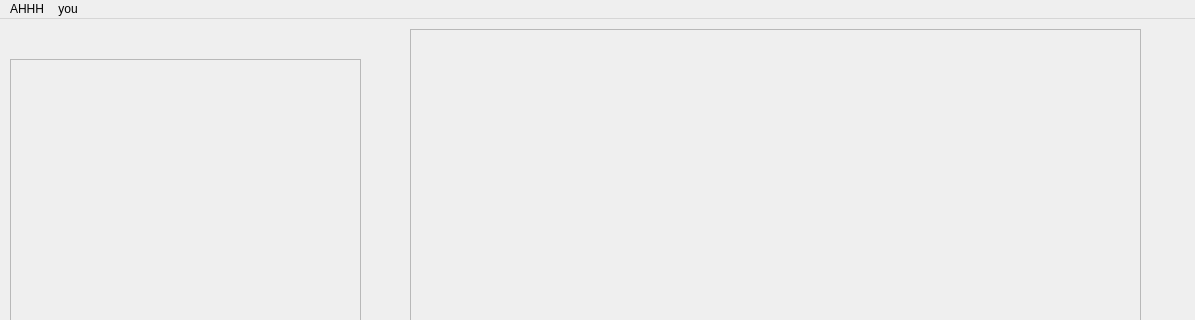
First picture: the form in imagevsthostg.ui, repository RyanJPete/IMG-VSTGlitch, before the edit; both pictures show x 0 to 1195 and y 0 to 320 of the 1195 by 858 pixel window.
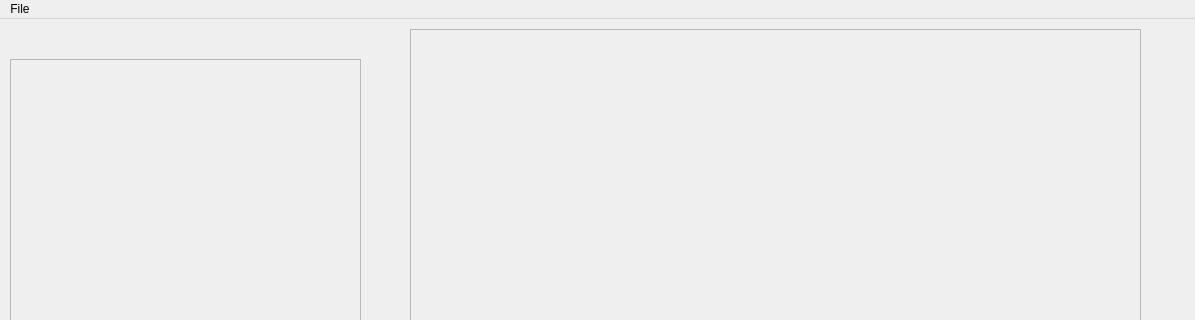
Second picture: the form after the edit.

Diff of the .ui file:
```diff
--- a/imagevsthostg.ui
+++ b/imagevsthostg.ui
@@ -83,18 +83,12 @@
      <height>22</height>
     </rect>
    </property>
-   <widget class="QMenu" name="menuAHHH">
+   <widget class="QMenu" name="FileMenu">
     <property name="title">
-     <string>AHHH</string>
+     <string>File</string>
     </property>
    </widget>
-   <widget class="QMenu" name="menuyou">
-    <property name="title">
-     <string>you</string>
-    </property>
-   </widget>
-   <addaction name="menuAHHH"/>
-   <addaction name="menuyou"/>
+   <addaction name="FileMenu"/>
   </widget>
   <widget class="QStatusBar" name="statusbar"/>
  </widget>
```
Left out of the diff: 8 changed lines with no effect on the pictures.
